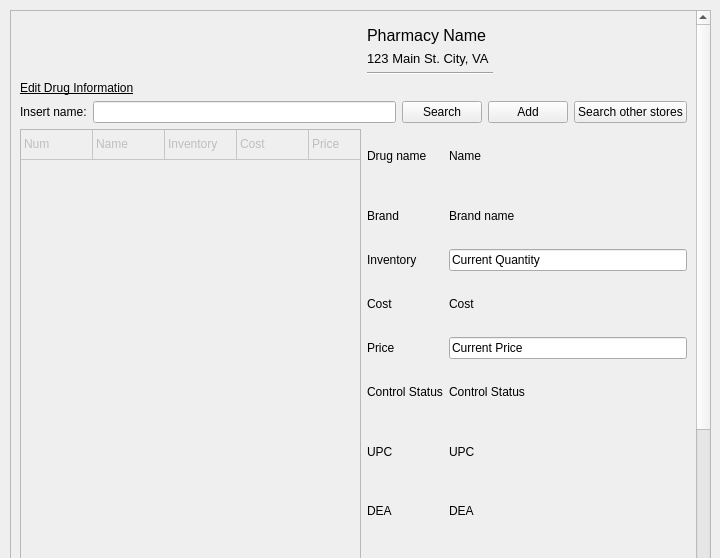
Before: the Qt Designer form managementscreen.ui in WNewsome/Pharmaceutical-Point-of-Sale, drawn with Qt 5.
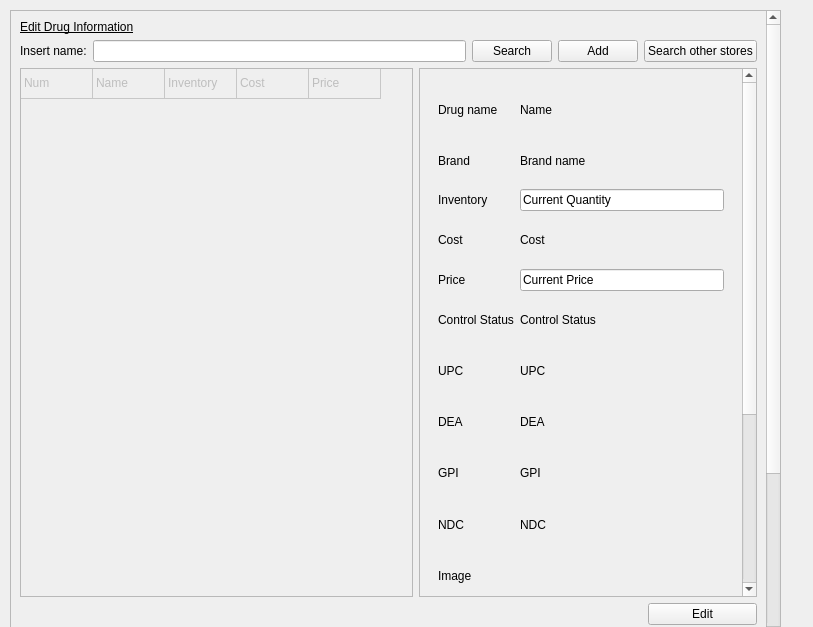
After: the same form once the commit is applied.

The edit to the form file:
```diff
--- a/managementscreen.ui
+++ b/managementscreen.ui
@@ -6,8 +6,8 @@
    <rect>
     <x>0</x>
     <y>0</y>
-    <width>720</width>
-    <height>558</height>
+    <width>813</width>
+    <height>627</height>
    </rect>
   </property>
   <property name="windowTitle">
@@ -18,8 +18,8 @@
     <rect>
      <x>10</x>
      <y>10</y>
-     <width>701</width>
-     <height>621</height>
+     <width>771</width>
+     <height>631</height>
     </rect>
    </property>
    <property name="minimumSize">
@@ -35,13 +35,13 @@
     <property name="geometry">
      <rect>
       <x>0</x>
-      <y>-24</y>
-      <width>678</width>
-      <height>992</height>
+      <y>0</y>
+      <width>748</width>
+      <height>916</height>
      </rect>
     </property>
     <layout class="QGridLayout" name="gridLayout_4">
-     <item row="9" column="0">
+     <item row="6" column="0">
       <widget class="QLabel" name="label_11">
        <property name="font">
         <font>
@@ -54,7 +54,7 @@
        </property>
       </widget>
      </item>
-     <item row="5" column="0">
+     <item row="2" column="0">
       <widget class="QTableWidget" name="tableWidget">
        <property name="enabled">
         <bool>false</bool>
@@ -116,202 +116,14 @@
        </item>
       </widget>
      </item>
-     <item row="2" column="1" colspan="2">
-      <widget class="QLabel" name="Address">
-       <property name="font">
-        <font>
-         <pointsize>10</pointsize>
-        </font>
-       </property>
-       <property name="text">
-        <string>123 Main St. City, VA</string>
-       </property>
-      </widget>
-     </item>
-     <item row="0" column="0" rowspan="4">
-      <spacer name="horizontalSpacer_4">
-       <property name="orientation">
-        <enum>Qt::Horizontal</enum>
-       </property>
-       <property name="sizeHint" stdset="0">
-        <size>
-         <width>177</width>
-         <height>48</height>
-        </size>
-       </property>
-      </spacer>
-     </item>
-     <item row="3" column="1" colspan="2">
-      <widget class="Line" name="line">
-       <property name="orientation">
-        <enum>Qt::Horizontal</enum>
-       </property>
-      </widget>
-     </item>
-     <item row="1" column="1">
-      <widget class="QLabel" name="Pharmacy">
-       <property name="font">
-        <font>
-         <pointsize>12</pointsize>
-        </font>
-       </property>
-       <property name="text">
-        <string>Pharmacy Name</string>
-       </property>
-      </widget>
-     </item>
-     <item row="11" column="2" colspan="2">
+     <item row="8" column="2" colspan="2">
       <widget class="QLabel" name="label_10">
        <property name="text">
         <string>Profits Report</string>
        </property>
       </widget>
      </item>
-     <item row="5" column="1" colspan="3">
-      <layout class="QGridLayout" name="gridLayout">
-       <item row="6" column="1">
-        <widget class="QLabel" name="UPC">
-         <property name="text">
-          <string>UPC</string>
-         </property>
-        </widget>
-       </item>
-       <item row="3" column="1">
-        <widget class="QLabel" name="Cost">
-         <property name="text">
-          <string>Cost</string>
-         </property>
-        </widget>
-       </item>
-       <item row="6" column="0">
-        <widget class="QLabel" name="label_9">
-         <property name="text">
-          <string>UPC</string>
-         </property>
-        </widget>
-       </item>
-       <item row="7" column="1">
-        <widget class="QLabel" name="DEA">
-         <property name="text">
-          <string>DEA</string>
-         </property>
-        </widget>
-       </item>
-       <item row="0" column="0">
-        <widget class="QLabel" name="label">
-         <property name="text">
-          <string>Drug name</string>
-         </property>
-        </widget>
-       </item>
-       <item row="2" column="1">
-        <widget class="QLineEdit" name="quanity">
-         <property name="text">
-          <string>Current Quantity</string>
-         </property>
-        </widget>
-       </item>
-       <item row="1" column="0">
-        <widget class="QLabel" name="label_6">
-         <property name="text">
-          <string>Brand</string>
-         </property>
-        </widget>
-       </item>
-       <item row="4" column="1">
-        <widget class="QLineEdit" name="price">
-         <property name="text">
-          <string>Current Price</string>
-         </property>
-        </widget>
-       </item>
-       <item row="7" column="0">
-        <widget class="QLabel" name="label_15">
-         <property name="text">
-          <string>DEA</string>
-         </property>
-        </widget>
-       </item>
-       <item row="5" column="0">
-        <widget class="QLabel" name="label_14">
-         <property name="text">
-          <string>Control Status</string>
-         </property>
-        </widget>
-       </item>
-       <item row="5" column="1">
-        <widget class="QLabel" name="control">
-         <property name="text">
-          <string>Control Status</string>
-         </property>
-        </widget>
-       </item>
-       <item row="2" column="0">
-        <widget class="QLabel" name="label_2">
-         <property name="text">
-          <string>Inventory</string>
-         </property>
-        </widget>
-       </item>
-       <item row="9" column="1">
-        <widget class="QLabel" name="NPC">
-         <property name="text">
-          <string>NDC</string>
-         </property>
-        </widget>
-       </item>
-       <item row="8" column="1">
-        <widget class="QLabel" name="GPI">
-         <property name="text">
-          <string>GPI</string>
-         </property>
-        </widget>
-       </item>
-       <item row="3" column="0">
-        <widget class="QLabel" name="label_18">
-         <property name="text">
-          <string>Cost</string>
-         </property>
-        </widget>
-       </item>
-       <item row="1" column="1">
-        <widget class="QLabel" name="brand">
-         <property name="text">
-          <string>Brand name</string>
-         </property>
-        </widget>
-       </item>
-       <item row="4" column="0">
-        <widget class="QLabel" name="label_3">
-         <property name="text">
-          <string>Price</string>
-         </property>
-        </widget>
-       </item>
-       <item row="9" column="0">
-        <widget class="QLabel" name="label_12">
-         <property name="text">
-          <string>NDC</string>
-         </property>
-        </widget>
-       </item>
-       <item row="8" column="0">
-        <widget class="QLabel" name="label_13">
-         <property name="text">
-          <string>GPI</string>
-         </property>
-        </widget>
-       </item>
-       <item row="0" column="1">
-        <widget class="QLabel" name="drugname">
-         <property name="text">
-          <string>Name</string>
-         </property>
-        </widget>
-       </item>
-      </layout>
-     </item>
-     <item row="7" column="0" colspan="4">
+     <item row="4" column="0" colspan="4">
       <spacer name="horizontalSpacer_5">
        <property name="orientation">
         <enum>Qt::Horizontal</enum>
@@ -324,14 +136,211 @@
        </property>
       </spacer>
      </item>
-     <item row="10" column="2" colspan="2">
+     <item row="2" column="1" colspan="3">
+      <widget class="QScrollArea" name="scrollArea_2">
+       <property name="minimumSize">
+        <size>
+         <width>338</width>
+         <height>0</height>
+        </size>
+       </property>
+       <property name="widgetResizable">
+        <bool>true</bool>
+       </property>
+       <widget class="QWidget" name="scrollAreaWidgetContents_5">
+        <property name="geometry">
+         <rect>
+          <x>0</x>
+          <y>0</y>
+          <width>320</width>
+          <height>799</height>
+         </rect>
+        </property>
+        <layout class="QVBoxLayout" name="verticalLayout">
+         <item>
+          <widget class="QFrame" name="frame">
+           <property name="enabled">
+            <bool>true</bool>
+           </property>
+           <property name="minimumSize">
+            <size>
+             <width>298</width>
+             <height>529</height>
+            </size>
+           </property>
+           <layout class="QGridLayout" name="gridLayout_8">
+            <item row="7" column="0">
+             <widget class="QLabel" name="label_54">
+              <property name="text">
+               <string>DEA</string>
+              </property>
+             </widget>
+            </item>
+            <item row="2" column="1">
+             <widget class="QLineEdit" name="quantity">
+              <property name="text">
+               <string>Current Quantity</string>
+              </property>
+             </widget>
+            </item>
+            <item row="9" column="0">
+             <widget class="QLabel" name="label_51">
+              <property name="text">
+               <string>NDC</string>
+              </property>
+             </widget>
+            </item>
+            <item row="1" column="0">
+             <widget class="QLabel" name="label_47">
+              <property name="text">
+               <string>Brand</string>
+              </property>
+             </widget>
+            </item>
+            <item row="3" column="1">
+             <widget class="QLabel" name="Cost_5">
+              <property name="text">
+               <string>Cost</string>
+              </property>
+             </widget>
+            </item>
+            <item row="5" column="1">
+             <widget class="QLabel" name="controls">
+              <property name="text">
+               <string>Control Status</string>
+              </property>
+             </widget>
+            </item>
+            <item row="10" column="0">
+             <widget class="QLabel" name="label_57">
+              <property name="text">
+               <string>Image</string>
+              </property>
+             </widget>
+            </item>
+            <item row="6" column="1">
+             <widget class="QLabel" name="UPCs">
+              <property name="text">
+               <string>UPC</string>
+              </property>
+             </widget>
+            </item>
+            <item row="8" column="0">
+             <widget class="QLabel" name="label_56">
+              <property name="text">
+               <string>GPI</string>
+              </property>
+             </widget>
+            </item>
+            <item row="4" column="1">
+             <widget class="QLineEdit" name="prices">
+              <property name="text">
+               <string>Current Price</string>
+              </property>
+             </widget>
+            </item>
+            <item row="3" column="0">
+             <widget class="QLabel" name="label_53">
+              <property name="text">
+               <string>Cost</string>
+              </property>
+             </widget>
+            </item>
+            <item row="6" column="0">
+             <widget class="QLabel" name="label_48">
+              <property name="text">
+               <string>UPC</string>
+              </property>
+             </widget>
+            </item>
+            <item row="0" column="0">
+             <widget class="QLabel" name="label_52">
+              <property name="text">
+               <string>Drug name</string>
+              </property>
+             </widget>
+            </item>
+            <item row="5" column="0">
+             <widget class="QLabel" name="label_50">
+              <property name="text">
+               <string>Control Status</string>
+              </property>
+             </widget>
+            </item>
+            <item row="7" column="1">
+             <widget class="QLabel" name="DEA_5">
+              <property name="text">
+               <string>DEA</string>
+              </property>
+             </widget>
+            </item>
+            <item row="2" column="0">
+             <widget class="QLabel" name="label_55">
+              <property name="text">
+               <string>Inventory</string>
+              </property>
+             </widget>
+            </item>
+            <item row="8" column="1">
+             <widget class="QLabel" name="GPI_5">
+              <property name="text">
+               <string>GPI</string>
+              </property>
+             </widget>
+            </item>
+            <item row="1" column="1">
+             <widget class="QLabel" name="brands">
+              <property name="text">
+               <string>Brand name</string>
+              </property>
+             </widget>
+            </item>
+            <item row="9" column="1">
+             <widget class="QLabel" name="NPCs">
+              <property name="text">
+               <string>NDC</string>
+              </property>
+             </widget>
+            </item>
+            <item row="0" column="1">
+             <widget class="QLabel" name="drugnames">
+              <property name="text">
+               <string>Name</string>
+              </property>
+             </widget>
+            </item>
+            <item row="4" column="0">
+             <widget class="QLabel" name="label_49">
+              <property name="text">
+               <string>Price</string>
+              </property>
+             </widget>
+            </item>
+           </layout>
+          </widget>
+         </item>
+         <item>
+          <widget class="QGraphicsView" name="Image_2">
+           <property name="minimumSize">
+            <size>
+             <width>0</width>
+             <height>241</height>
+            </size>
+           </property>
+          </widget>
+         </item>
+        </layout>
+       </widget>
+      </widget>
+     </item>
+     <item row="7" column="2" colspan="2">
       <widget class="QLabel" name="label_8">
        <property name="text">
         <string>Sales Report</string>
        </property>
       </widget>
      </item>
-     <item row="4" column="0" colspan="4">
+     <item row="1" column="0" colspan="4">
       <layout class="QGridLayout" name="gridLayout_2">
        <item row="1" column="0">
         <widget class="QLabel" name="label_7">
@@ -382,26 +391,13 @@
        </item>
       </layout>
      </item>
-     <item row="11" column="0" colspan="2">
-      <widget class="QGraphicsView" name="graphicsView_2"/>
+     <item row="8" column="0" colspan="2">
+      <widget class="QGraphicsView" name="profits"/>
      </item>
-     <item row="10" column="0" colspan="2">
-      <widget class="QGraphicsView" name="graphicsView"/>
+     <item row="7" column="0" colspan="2">
+      <widget class="QGraphicsView" name="sales"/>
      </item>
-     <item row="0" column="3" rowspan="4">
-      <spacer name="horizontalSpacer_3">
-       <property name="orientation">
-        <enum>Qt::Horizontal</enum>
-       </property>
-       <property name="sizeHint" stdset="0">
-        <size>
-         <width>178</width>
-         <height>48</height>
-        </size>
-       </property>
-      </spacer>
-     </item>
-     <item row="6" column="3">
+     <item row="3" column="3">
       <widget class="QPushButton" name="editdrug_2">
        <property name="text">
         <string>Edit</string>
```
